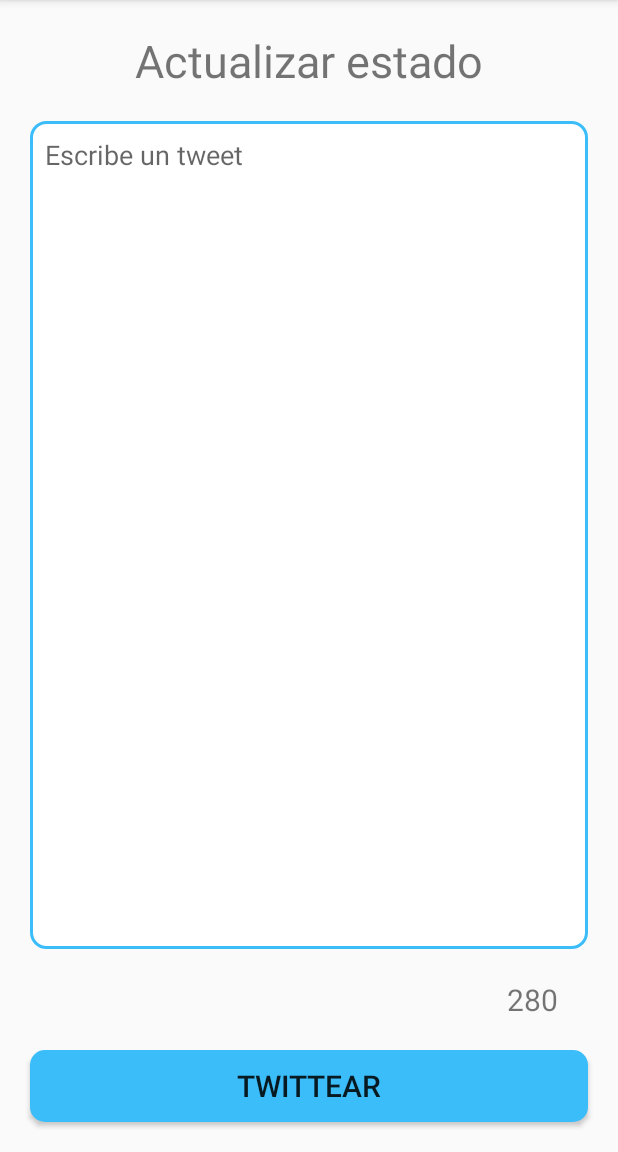
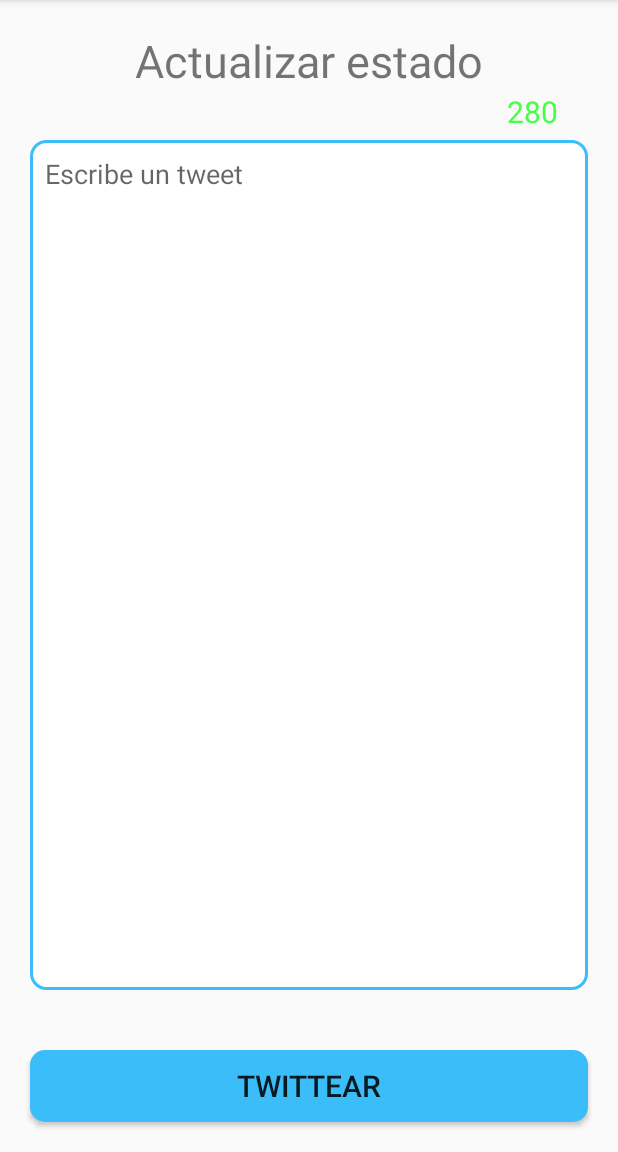
Before and after one commit to Zarkrosh/SMOV-Practicas, an Android app: the screen it shows after launch (StatusActivity), on a phone screen of 412 x 824 dp, the part 84-1236 px from its top. Run offline under Robolectric (Android 15) with nearby library versions, the phone set to English and light mode, and no system bars.

Commit message:
Últimos detalles pre-entrega
He movido el contador arriba porque no se ve mientras se escribe

```diff
--- a/01-Yamba/app/src/main/java/com/hergomsoft/yamba/StatusFragment.java
+++ b/01-Yamba/app/src/main/java/com/hergomsoft/yamba/StatusFragment.java
@@ -67,8 +67,8 @@ public class StatusFragment extends Fragment implements View.OnClickListener, Te
         buttonTweet = (Button) view.findViewById(R.id.buttonTweet);
         buttonTweet.setOnClickListener(this);
         textContador = (TextView) view.findViewById(R.id.textContador);
-        textContador.setText(Integer.toString(MAX_CHARS));
         textContador.setFilters(new InputFilter[] {new InputFilter.LengthFilter(MAX_CHARS)}); // Limite de caracteres
+        actualizaContadorCaracteres(editStatus.getText().toString());
 
         // Devuelve la vista personalizada
         return view;
@@ -102,7 +102,11 @@ public class StatusFragment extends Fragment implements View.OnClickListener, Te
 
     @Override
     public void afterTextChanged(Editable statusText) {
-        int count = MAX_CHARS - statusText.length();
+        actualizaContadorCaracteres(statusText.toString());
+    }
+
+    private void actualizaContadorCaracteres(String texto) {
+        int count = MAX_CHARS - texto.length();
         textContador.setText(Integer.toString(count));
         if(count == 0) {
             textContador.setTextColor(getResources().getColor(R.color.colorContadorLleno));
@@ -178,6 +182,8 @@ public class StatusFragment extends Fragment implements View.OnClickListener, Te
                 case RESULTADO_CORRECTO:
                     snack.setText(getResources().getString(R.string.resultado_correcto));
                     snack_text.setTextColor(Color.BLACK);
+                    // Borra el texto del tweet actual para por si quiere enviar otro
+                    editStatus.setText("");
                     break;
                 case RESULTADO_SIN_CONEXION:
                     snack.setText(getResources().getString(R.string.resultado_sin_conexion));
--- a/01-Yamba/app/src/main/res/layout/fragment_status.xml
+++ b/01-Yamba/app/src/main/res/layout/fragment_status.xml
@@ -7,6 +7,7 @@
     android:orientation="vertical"
     tools:context=".StatusActivity">
 
+    <!-- Titulo de la pantalla -->
     <TextView
         android:layout_width="fill_parent"
         android:layout_height="wrap_content"
@@ -15,18 +16,7 @@
         android:text="@string/title_status"
         android:textSize="30sp" />
 
-    <EditText
-        android:id="@+id/editStatus"
-        android:layout_width="fill_parent"
-        android:layout_height="0dp"
-        android:layout_weight="1"
-        android:layout_margin="20dp"
-        android:gravity="top"
-        android:maxLength="280"
-        android:padding="10dp"
-        android:background="@drawable/edittext_round_corners"
-        android:hint="@string/hint_tweet" />
-
+    <!-- Contador de caracteres restantes -->
     <TextView
         android:id="@+id/textContador"
         android:layout_width="wrap_content"
@@ -36,6 +26,23 @@
         android:text=""
         android:textSize="20sp" />
 
+    <!-- Campo de texto del tweet -->
+    <EditText
+        android:id="@+id/editStatus"
+        android:layout_width="fill_parent"
+        android:layout_height="0dp"
+        android:layout_weight="1"
+        android:layout_marginTop="5dp"
+        android:layout_marginRight="20dp"
+        android:layout_marginBottom="20dp"
+        android:layout_marginLeft="20dp"
+        android:gravity="top"
+        android:maxLength="280"
+        android:padding="10dp"
+        android:background="@drawable/edittext_round_corners"
+        android:hint="@string/hint_tweet" />
+
+    <!-- Botón de enviar tweet -->
     <Button
         android:id="@+id/buttonTweet"
         android:layout_width="fill_parent"
--- a/01-Yamba/build.gradle
+++ b/01-Yamba/build.gradle
@@ -7,7 +7,7 @@ buildscript {
 
     }
     dependencies {
-        classpath 'com.android.tools.build:gradle:3.5.1'
+        classpath 'com.android.tools.build:gradle:3.5.2'
 
         // NOTE: Do not place your application dependencies here; they belong
         // in the individual module build.gradle files
```
